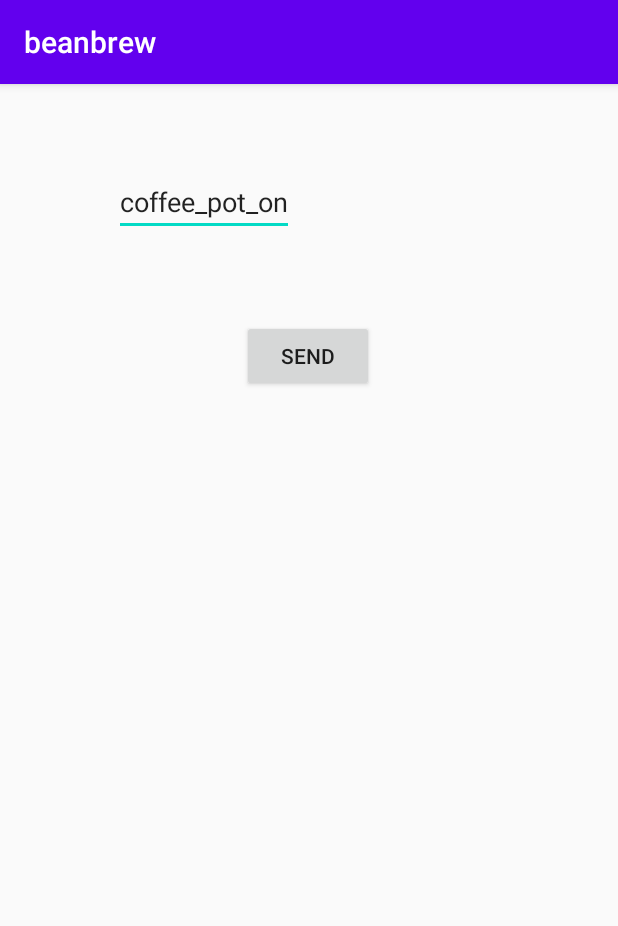
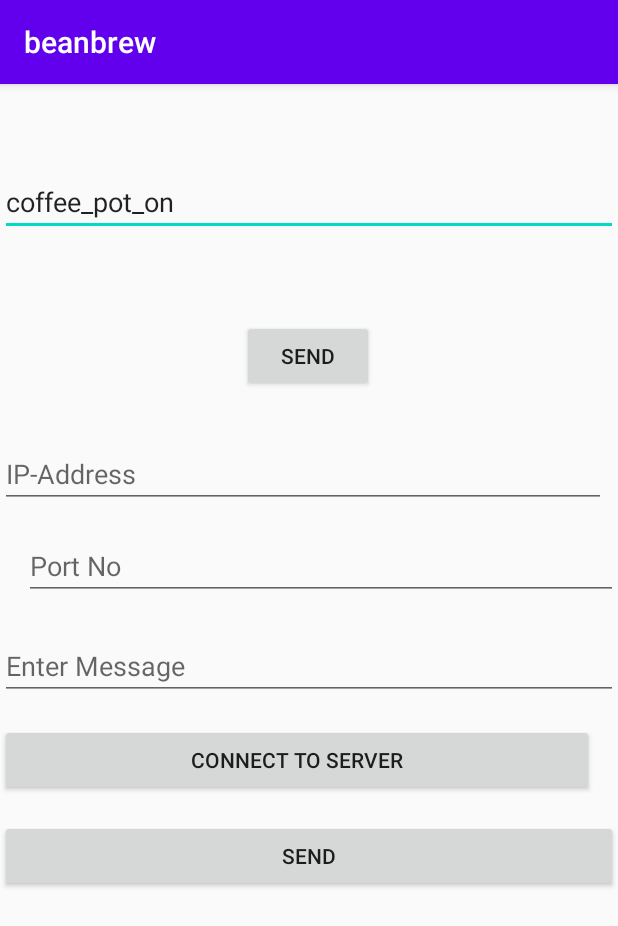
Before and after one commit to robotobos/beanbrew, an Android app: the screen it shows after launch (MainActivity), on a phone screen of 412 x 824 dp. Shown: the top 926 px of the screen. Run offline under Robolectric (Android 15) with nearby library versions, the phone set to English and light mode, and no system bars.

Commit message:
android socket comms and improved python socket

```diff
--- a/brewApp/app/src/main/java/com/robotobos/beanbrew/MainActivity.java
+++ b/brewApp/app/src/main/java/com/robotobos/beanbrew/MainActivity.java
@@ -2,61 +2,139 @@ package com.robotobos.beanbrew;
 
 import androidx.appcompat.app.AppCompatActivity;
 
+import android.content.Intent;
 import android.os.Bundle;
 import android.view.View;
 import android.widget.EditText;
 
-import java.io.BufferedWriter;
+import android.annotation.SuppressLint;
+import android.os.Bundle;
+import android.view.View;
+import android.widget.Button;
+import android.widget.EditText;
+import android.widget.TextView;
+import java.io.BufferedReader;
 import java.io.IOException;
-import java.io.OutputStreamWriter;
+import java.io.InputStreamReader;
 import java.io.PrintWriter;
-import java.net.InetAddress;
 import java.net.Socket;
 
 public class MainActivity extends AppCompatActivity {
 
-    private Socket socket;
+    Thread Thread1 = null;
+    EditText etIP, etPort;
+    TextView tvMessages;
+    EditText etMessage;
+    Button btnSend;
+    String SERVER_IP;
+    int SERVER_PORT;
 
-    private static final int SERVERPORT = 8334;
-    private static final String SERVER_IP = "192.168.1.109";
+    public static final String EXTRA_MESSAGE = "com.robotobos.beanbrew";
 
     @Override
     protected void onCreate(Bundle savedInstanceState) {
         super.onCreate(savedInstanceState);
         setContentView(R.layout.activity_main);
 
-        new Thread(new MainActivity.ClientThread()).start();
+        etIP = findViewById(R.id.etIP);
+        etPort = findViewById(R.id.etPort);
+        tvMessages = findViewById(R.id.tvMessages);
+        etMessage = findViewById(R.id.etMessage);
+        btnSend = findViewById(R.id.btnSend);
+        Button btnConnect = findViewById(R.id.btnConnect);
+        btnConnect.setOnClickListener(new View.OnClickListener() {
+            @Override
+            public void onClick(View v) {
+                tvMessages.setText("");
+                SERVER_IP = etIP.getText().toString().trim();
+                SERVER_PORT = Integer.parseInt(etPort.getText().toString().trim());
+                Thread1 = new Thread(new Thread1());
+                Thread1.start();
+            }
+        });
+        btnSend.setOnClickListener(new View.OnClickListener() {
+            @Override
+            public void onClick(View v) {
+                String message = etMessage.getText().toString().trim();
+                if (!message.isEmpty()) {
+                    new Thread(new Thread3(message)).start();
+                }
+            }
+        });
     }
 
     /** Called when the user taps the Send button */
     public void sendMessage(View view) {
+        Intent intent = new Intent(this, SendMessageActivity.class);
+        EditText editText = (EditText) findViewById(R.id.message);
+        String message = editText.getText().toString();
+        intent.putExtra(EXTRA_MESSAGE, message);
+        startActivity(intent);
+    }
+
+    private PrintWriter output;
+    private BufferedReader input;
+
+    class Thread1 implements Runnable {
+        public void run() {
+            Socket socket;
             try {
-            EditText et = (EditText) findViewById(R.id.message);
-            String str = et.getText().toString();
-            PrintWriter out = new PrintWriter(new BufferedWriter(
-                    new OutputStreamWriter(socket.getOutputStream())),
-                    true);
-            out.println(str);
+                socket = new Socket(SERVER_IP, SERVER_PORT);
+                output = new PrintWriter(socket.getOutputStream());
+                input = new BufferedReader(new InputStreamReader(socket.getInputStream()));
+                runOnUiThread(new Runnable() {
+                    @Override
+                    public void run() {
+                        tvMessages.setText("Connected\n");
+                    }
+                });
+                new Thread(new Thread2()).start();
             } catch (IOException e) {
-            e.printStackTrace();
-        } catch (Exception e) {
                 e.printStackTrace();
             }
         }
-
-    class ClientThread implements Runnable {
-
+    }
+    class Thread2 implements Runnable {
         @Override
         public void run() {
-
+            while (true) {
                 try {
-                InetAddress serverAddr = InetAddress.getByName(SERVER_IP);
-                socket = new Socket(serverAddr, SERVERPORT);
-            } catch (IOException e1) {
-                e1.printStackTrace();
+                    final String message = input.readLine();
+                    if (message != null) {
+                        runOnUiThread(new Runnable() {
+                            @Override
+                            public void run() {
+                                tvMessages.append("server: " + message + "\n");
+                            }
+                        });
+                    } else {
+                        Thread1 = new Thread(new Thread1());
+                        Thread1.start();
+                        return;
+                    }
+                } catch (IOException e) {
+                    e.printStackTrace();
+                }
+            }
+        }
+    }
+    class Thread3 implements Runnable {
+        private String message;
+        Thread3(String message) {
+            this.message = message;
+        }
+        @Override
+        public void run() {
+            output.write(message);
+            output.flush();
+            runOnUiThread(new Runnable() {
+                @Override
+                public void run() {
+                    tvMessages.append("client: " + message + "\n");
+                    etMessage.setText("");
+                }
+            });
+        }
     }
 
 }
-
-    }
-}
--- a/brewApp/app/src/main/res/layout/activity_main.xml
+++ b/brewApp/app/src/main/res/layout/activity_main.xml
@@ -10,10 +10,9 @@
         android:id="@+id/message"
         android:layout_width="0dp"
         android:layout_height="45dp"
-        android:layout_marginStart="76dp"
-        android:layout_marginLeft="76dp"
         android:layout_marginTop="56dp"
         android:text="@string/edit_message"
+        app:layout_constraintEnd_toEndOf="parent"
         app:layout_constraintStart_toStartOf="parent"
         app:layout_constraintTop_toTopOf="parent" />
 
@@ -29,4 +28,81 @@
         app:layout_constraintStart_toStartOf="parent"
         app:layout_constraintTop_toBottomOf="@+id/message" />
 
+    <EditText
+        android:id="@+id/etIP"
+        android:layout_width="match_parent"
+        android:layout_height="wrap_content"
+        android:layout_marginTop="32dp"
+        android:layout_marginEnd="8dp"
+        android:layout_marginRight="8dp"
+        android:hint="IP-Address"
+        android:inputType="text"
+        app:layout_constraintEnd_toEndOf="parent"
+        app:layout_constraintTop_toBottomOf="@+id/send_msg_btn" />
+
+    <EditText
+        android:id="@+id/etPort"
+        android:layout_width="match_parent"
+        android:layout_height="wrap_content"
+        android:layout_below="@+id/etIP"
+        android:layout_marginStart="16dp"
+        android:layout_marginLeft="16dp"
+        android:layout_marginTop="16dp"
+        android:hint="Port No"
+        android:inputType="number"
+        app:layout_constraintStart_toStartOf="parent"
+        app:layout_constraintTop_toBottomOf="@+id/etIP" />
+
+    <Button
+        android:id="@+id/btnConnect"
+        android:layout_width="match_parent"
+        android:layout_height="wrap_content"
+        android:layout_below="@+id/etPort"
+        android:layout_gravity="center"
+        android:layout_marginTop="16dp"
+        android:layout_marginEnd="16dp"
+        android:layout_marginRight="16dp"
+        android:text="Connect To Server"
+        app:layout_constraintEnd_toEndOf="parent"
+        app:layout_constraintTop_toBottomOf="@+id/etMessage" />
+
+    <TextView
+        android:id="@+id/tvMessages"
+        android:layout_width="match_parent"
+        android:layout_height="wrap_content"
+        android:layout_above="@+id/etMessage"
+        android:layout_below="@+id/btnConnect"
+        android:layout_marginTop="40dp"
+        android:layout_marginEnd="16dp"
+        android:layout_marginRight="16dp"
+        android:inputType="textMultiLine"
+        android:textAppearance="@style/Base.TextAppearance.AppCompat.Medium"
+        app:layout_constraintEnd_toEndOf="parent"
+        app:layout_constraintTop_toBottomOf="@+id/btnSend" />
+
+    <EditText
+        android:id="@+id/etMessage"
+        android:layout_width="match_parent"
+        android:layout_height="wrap_content"
+        android:layout_above="@+id/btnSend"
+        android:layout_marginTop="21dp"
+        android:hint="Enter Message"
+        android:inputType="text"
+        app:layout_constraintEnd_toEndOf="parent"
+        app:layout_constraintHorizontal_bias="0.0"
+        app:layout_constraintStart_toStartOf="parent"
+        app:layout_constraintTop_toBottomOf="@+id/etPort" />
+
+    <Button
+        android:id="@+id/btnSend"
+        android:layout_width="match_parent"
+        android:layout_height="wrap_content"
+        android:layout_alignParentBottom="true"
+        android:layout_marginTop="16dp"
+        android:text="SEND"
+        app:layout_constraintEnd_toEndOf="parent"
+        app:layout_constraintHorizontal_bias="1.0"
+        app:layout_constraintStart_toStartOf="parent"
+        app:layout_constraintTop_toBottomOf="@+id/btnConnect" />
+
 </androidx.constraintlayout.widget.ConstraintLayout>
```
Also changed, not shown: brewApp/app/src/main/AndroidManifest.xml (+10 -6 lines), brewApp/app/src/main/java/com/robotobos/beanbrew/SendMessageActivity.java (added, +31 -0 lines), brewApp/app/src/main/res/layout/activity_send_message.xml (added, +18 -0 lines), 2 other files. Lines whose indentation alone changed are shown as unchanged.
